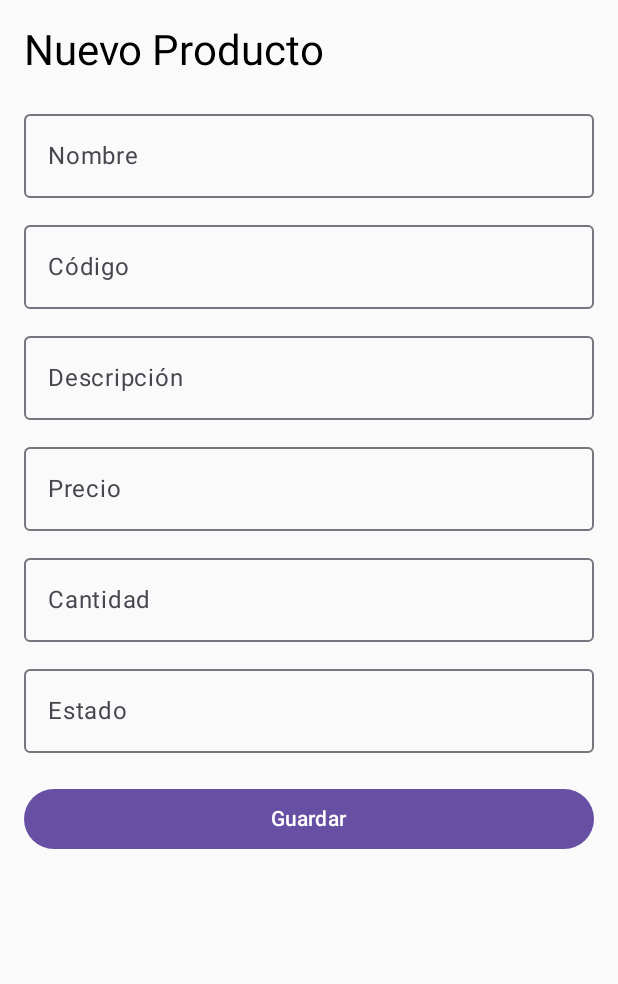
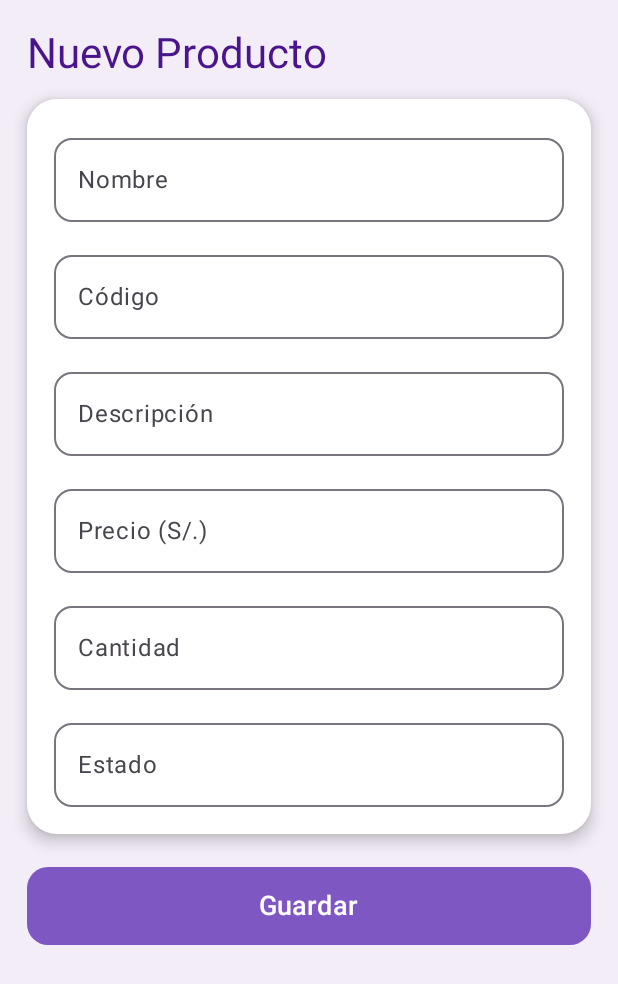
Before and after one commit to mmaffer/semana12moya, an Android app built with Jetpack Compose: the ProductFormScreen screen opened through its navigation route, on a phone screen of 412 x 824 dp. Shown: the top 984 px of the screen. Run offline under Robolectric (Android 15) with nearby library versions, the phone set to English and light mode, and no system bars; our stand-ins replace Firebase (no records; nobody signed in at launch, a user with empty details on screens opened directly).

Commit message:
CRUD corregido

```diff
--- a/app/src/main/java/edu/pe/semana12moya/product/ProductFormScreen.kt
+++ b/app/src/main/java/edu/pe/semana12moya/product/ProductFormScreen.kt
@@ -1,13 +1,18 @@
 package edu.pe.semana12moya.ui.product
 
+import androidx.compose.foundation.background
 import androidx.compose.foundation.layout.*
+import androidx.compose.foundation.shape.RoundedCornerShape
 import androidx.compose.material3.*
 import androidx.compose.runtime.*
 import androidx.compose.ui.Modifier
+import androidx.compose.ui.graphics.Color
 import androidx.compose.ui.unit.dp
+import androidx.compose.ui.unit.sp
 import edu.pe.semana12moya.model.Product
 import edu.pe.semana12moya.viewmodel.ProductViewModel
 
+@OptIn(ExperimentalMaterial3Api::class)
 @Composable
 fun ProductFormScreen(
     viewModel: ProductViewModel,
@@ -15,114 +20,116 @@ fun ProductFormScreen(
     onSave: () -> Unit
 ) {
 
-    // ---------------------------
-    // CAMPOS DEL PRODUCTO
-    // ---------------------------
+    var nombre by remember { mutableStateOf("") }
+    var codigo by remember { mutableStateOf("") }
+    var descripcion by remember { mutableStateOf("") }
+    var precio by remember { mutableStateOf("") }
+    var cantidad by remember { mutableStateOf("") }
+    var estado by remember { mutableStateOf("") }
 
-    var nombre by remember { mutableStateOf(product?.nombre ?: "") }
-    var codigo by remember { mutableStateOf(product?.codigo ?: "") }
-    var descripcion by remember { mutableStateOf(product?.descripcion ?: "") }
-    var precio by remember { mutableStateOf(product?.precio?.toString() ?: "") }
-    var cantidad by remember { mutableStateOf(product?.cantidad?.toString() ?: "") }
-    var estado by remember { mutableStateOf(product?.estado ?: "") }
+    // 🔥 Cargar valores al editar
+    LaunchedEffect(product) {
+        if (product != null) {
+            nombre = product.nombre
+            codigo = product.codigo
+            descripcion = product.descripcion
+            precio = product.precio.toString()
+            cantidad = product.cantidad.toString()
+            estado = product.estado
+        }
+    }
 
     Column(
         modifier = Modifier
-            .padding(16.dp)
             .fillMaxSize()
+            .background(Color(0xFFF3EDF7))
+            .padding(18.dp)
     ) {
 
         Text(
             text = if (product == null) "Nuevo Producto" else "Editar Producto",
-            style = MaterialTheme.typography.headlineMedium
+            style = MaterialTheme.typography.headlineMedium,
+            color = Color(0xFF4A148C),
+            modifier = Modifier.padding(bottom = 12.dp)
         )
 
-        Spacer(modifier = Modifier.height(16.dp))
+        Card(
+            modifier = Modifier.fillMaxWidth(),
+            shape = RoundedCornerShape(20.dp),
+            colors = CardDefaults.cardColors(containerColor = Color.White),
+            elevation = CardDefaults.cardElevation(defaultElevation = 6.dp)
+        ) {
 
-        // 🔹 NOMBRE
-        OutlinedTextField(
-            value = nombre,
-            onValueChange = { nombre = it },
-            label = { Text("Nombre") },
-            modifier = Modifier.fillMaxWidth()
-        )
-        Spacer(modifier = Modifier.height(10.dp))
+            Column(
+                modifier = Modifier.padding(18.dp),
+                verticalArrangement = Arrangement.spacedBy(14.dp)
+            ) {
 
-        // 🔹 CÓDIGO
-        OutlinedTextField(
-            value = codigo,
-            onValueChange = { codigo = it },
-            label = { Text("Código") },
-            modifier = Modifier.fillMaxWidth()
-        )
-        Spacer(modifier = Modifier.height(10.dp))
+                CustomTextField(nombre, "Nombre") { nombre = it }
+                CustomTextField(codigo, "Código") { codigo = it }
+                CustomTextField(descripcion, "Descripción") { descripcion = it }
+                CustomTextField(precio, "Precio (S/.)") { precio = it }
+                CustomTextField(cantidad, "Cantidad") { cantidad = it }
+                CustomTextField(estado, "Estado") { estado = it }
+            }
+        }
 
-        // 🔹 DESCRIPCIÓN
-        OutlinedTextField(
-            value = descripcion,
-            onValueChange = { descripcion = it },
-            label = { Text("Descripción") },
-            modifier = Modifier.fillMaxWidth()
-        )
-        Spacer(modifier = Modifier.height(10.dp))
+        Spacer(modifier = Modifier.height(22.dp))
 
-        // 🔹 PRECIO
-        OutlinedTextField(
-            value = precio,
-            onValueChange = { precio = it },
-            label = { Text("Precio") },
-            modifier = Modifier.fillMaxWidth()
-        )
-        Spacer(modifier = Modifier.height(10.dp))
-
-        // 🔹 CANTIDAD
-        OutlinedTextField(
-            value = cantidad,
-            onValueChange = { cantidad = it },
-            label = { Text("Cantidad") },
-            modifier = Modifier.fillMaxWidth()
-        )
-        Spacer(modifier = Modifier.height(10.dp))
-
-        // 🔹 ESTADO
-        OutlinedTextField(
-            value = estado,
-            onValueChange = { estado = it },
-            label = { Text("Estado") },
-            modifier = Modifier.fillMaxWidth()
-        )
-
-        Spacer(modifier = Modifier.height(20.dp))
-
-        // ---------------------------
-        // GUARDAR PRODUCTO
-        // ---------------------------
         Button(
             onClick = {
 
+                // ⚠ ID REAL DEL PRODUCTO
+                val realId = product?.id ?: ""
+
                 val finalProduct = Product(
-                    id = product?.id ?: "",
+                    id = realId,
                     nombre = nombre,
                     codigo = codigo,
                     descripcion = descripcion,
                     precio = precio.toDoubleOrNull() ?: 0.0,
                     cantidad = cantidad.toIntOrNull() ?: 0,
-                    estado = estado
+                    estado = estado,
+                    userId = product?.userId ?: ""   // Mantener el userId original
                 )
 
                 if (product == null) {
-                    // AGREGAR NUEVO
                     viewModel.addProduct(finalProduct)
                 } else {
-                    // EDITAR EXISTENTE
                     viewModel.updateProduct(finalProduct)
                 }
 
                 onSave()
             },
-            modifier = Modifier.fillMaxWidth()
+            modifier = Modifier
+                .fillMaxWidth()
+                .height(52.dp),
+            shape = RoundedCornerShape(14.dp),
+            colors = ButtonDefaults.buttonColors(
+                containerColor = Color(0xFF7E57C2),
+                contentColor = Color.White
+            )
         ) {
-            Text(text = if (product == null) "Guardar" else "Actualizar")
+            Text(
+                text = if (product == null) "Guardar" else "Actualizar",
+                fontSize = 18.sp
+            )
         }
     }
 }
+
+@Composable
+fun CustomTextField(value: String, label: String, onValueChange: (String) -> Unit) {
+    OutlinedTextField(
+        value = value,
+        onValueChange = onValueChange,
+        label = { Text(label) },
+        modifier = Modifier.fillMaxWidth(),
+        shape = RoundedCornerShape(12.dp),
+        colors = OutlinedTextFieldDefaults.colors(
+            focusedLabelColor = Color(0xFF5E35B1),
+            focusedBorderColor = Color(0xFF7E57C2),
+            cursorColor = Color(0xFF7E57C2)
+        )
+    )
+}
--- a/app/src/main/java/edu/pe/semana12moya/viewmodel/ProductViewModel.kt
+++ b/app/src/main/java/edu/pe/semana12moya/viewmodel/ProductViewModel.kt
@@ -14,6 +14,10 @@ class ProductViewModel : ViewModel() {
 
     private val _products = MutableStateFlow<List<Product>>(emptyList())
     val products: StateFlow<List<Product>> = _products
+
+    init {
+        loadProducts()
+    }
 
     fun loadProducts() {
         viewModelScope.launch {
```
Also changed, not shown: app/src/main/java/edu/pe/semana12moya/product/ProductListScreen.kt (+85 -31 lines).
